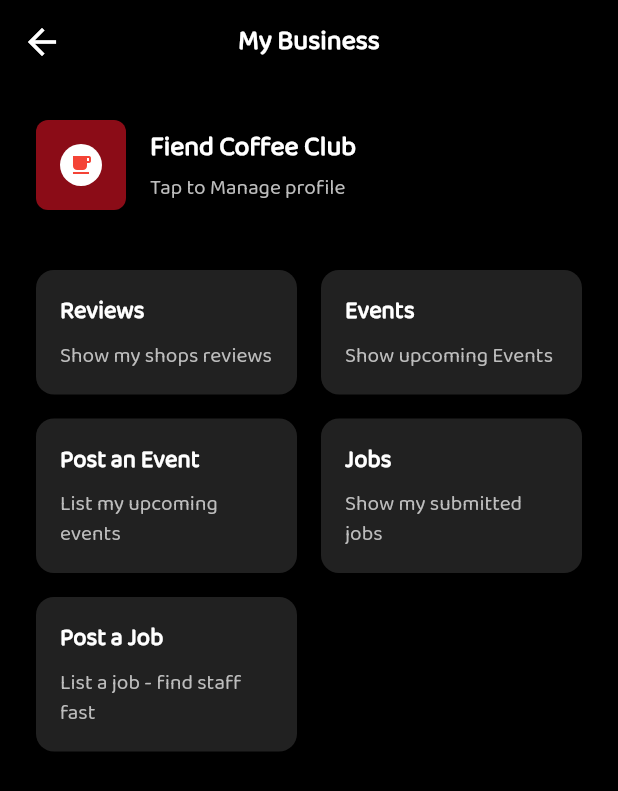
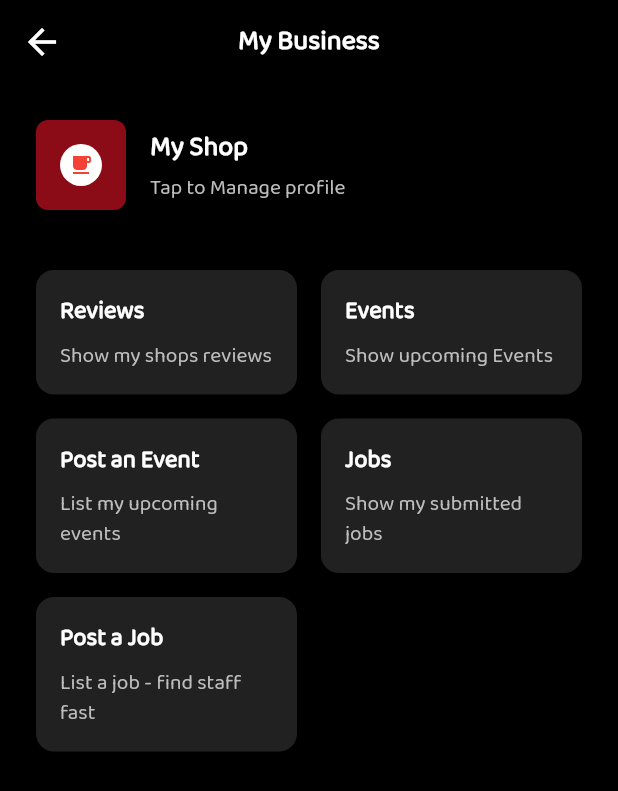
Before and after one commit to lansoyyy/CoFi, a Flutter app: the BusinessProfileScreen screen opened by its route, on a phone screen of 412 x 824 dp. Shown: the top 791 px of the screen. Run offline on Flutter 3.47's test engine with Material 3 defaults, Android fonts, the phone set to English and light mode, and no system bars; our stand-ins replace cloud_firestore, firebase_auth, firebase_core, fluttertoast, font_awesome_flutter; accounts and stored records are empty.

Commit message:
fetched business profile

```diff
--- a/lib/screens/subscreens/business_profile_screen.dart
+++ b/lib/screens/subscreens/business_profile_screen.dart
@@ -11,6 +11,13 @@ class BusinessProfileScreen extends StatelessWidget {
 
   @override
   Widget build(BuildContext context) {
+    final args = ModalRoute.of(context)?.settings.arguments;
+    final Map<String, dynamic>? shop =
+        args is Map<String, dynamic> ? args : null;
+    final String shopName =
+        (shop?['name'] as String?)?.trim().isNotEmpty == true
+            ? (shop!['name'] as String)
+            : 'My Shop';
     return Scaffold(
       backgroundColor: Colors.black,
       appBar: AppBar(
@@ -72,7 +79,7 @@ class BusinessProfileScreen extends StatelessWidget {
                         crossAxisAlignment: CrossAxisAlignment.start,
                         children: [
                           TextWidget(
-                            text: 'Fiend Coffee Club',
+                            text: shopName,
                             fontSize: 18,
                             color: Colors.white,
                             isBold: true,
```
Also changed, not shown: lib/screens/subscreens/submit_shop_screen.dart (+10 -2 lines), lib/screens/tabs/profile_tab.dart (+43 -7 lines).
